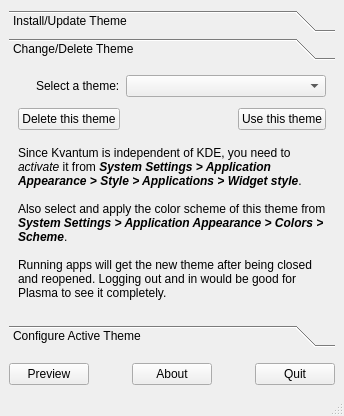
The window that Kvantum/kvantummanager/kvantummanager.ui (tsujan/Kvantum) describes before a commit, drawn with Qt 5.
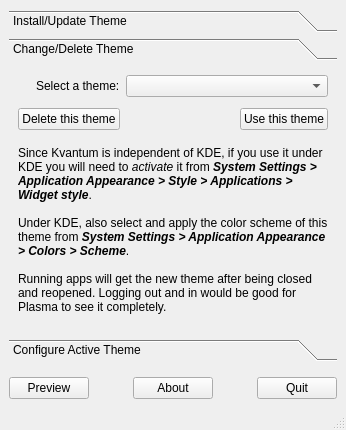
The same window after the commit. The open tabs and pages were chosen to show the change. Icons and pictures are not drawn.

Commit message: Added extra themes. Fixed Kvantum Manager's comment tooltip for root themes.

```diff
--- a/Kvantum/kvantummanager/kvantummanager.ui
+++ b/Kvantum/kvantummanager/kvantummanager.ui
@@ -157,7 +157,7 @@
         <item row="4" column="0" colspan="2">
          <widget class="QLabel" name="usageLabel">
           <property name="text">
-           <string>Since Kvantum is independent of KDE, you need to &lt;i&gt;activate&lt;/i&gt; it from &lt;b&gt;&lt;i&gt;System Settings &gt; Application Appearance &gt; Style &gt; Applications &gt; Widget style&lt;/i&gt;&lt;/b&gt;.&lt;br&gt;&lt;br&gt;Also select and apply the color scheme of this theme from &lt;b&gt;&lt;i&gt;System Settings &gt; Application Appearance &gt; Colors &gt; Scheme&lt;/i&gt;&lt;/b&gt;.&lt;br&gt;&lt;br&gt;Running apps will get the new theme after being closed and reopened. Logging out and in would be good for Plasma to see it completely.</string>
+           <string>Since Kvantum is independent of KDE, if you use it under KDE you will need to &lt;i&gt;activate&lt;/i&gt; it from &lt;b&gt;&lt;i&gt;System Settings &gt; Application Appearance &gt; Style &gt; Applications &gt; Widget style&lt;/i&gt;&lt;/b&gt;.&lt;br&gt;&lt;br&gt;Under KDE, also select and apply the color scheme of this theme from &lt;b&gt;&lt;i&gt;System Settings &gt; Application Appearance &gt; Colors &gt; Scheme&lt;/i&gt;&lt;/b&gt;.&lt;br&gt;&lt;br&gt;Running apps will get the new theme after being closed and reopened. Logging out and in would be good for Plasma to see it completely.</string>
           </property>
           <property name="textFormat">
            <enum>Qt::RichText</enum>
```
The commit also changes 24 other files.
